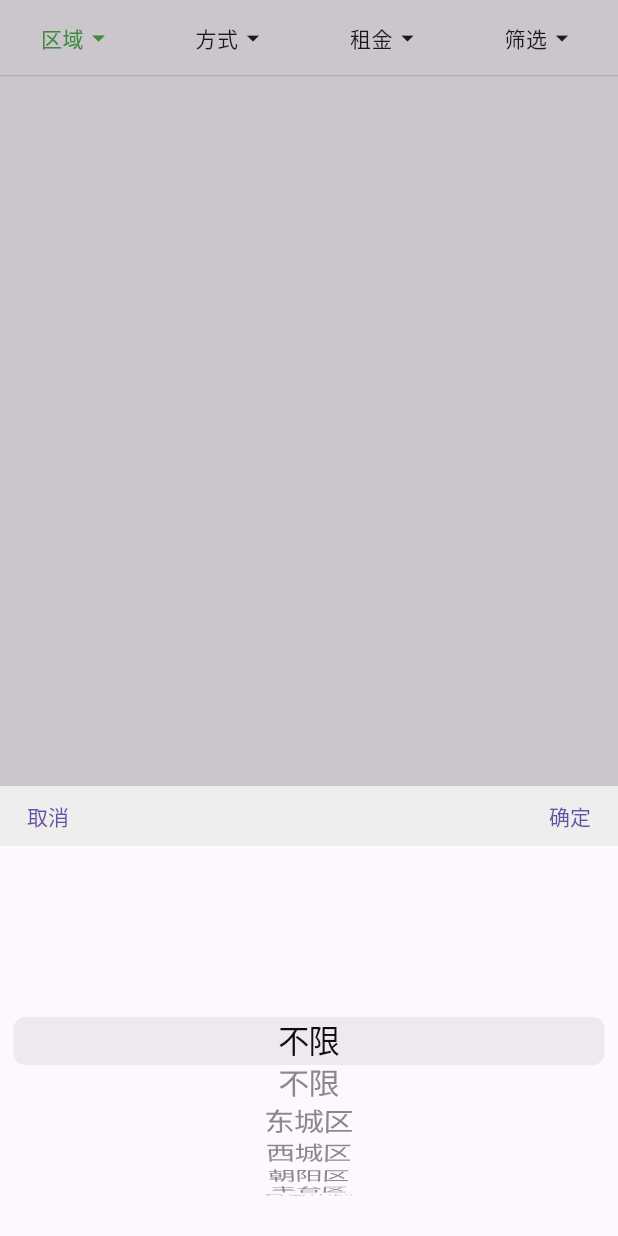
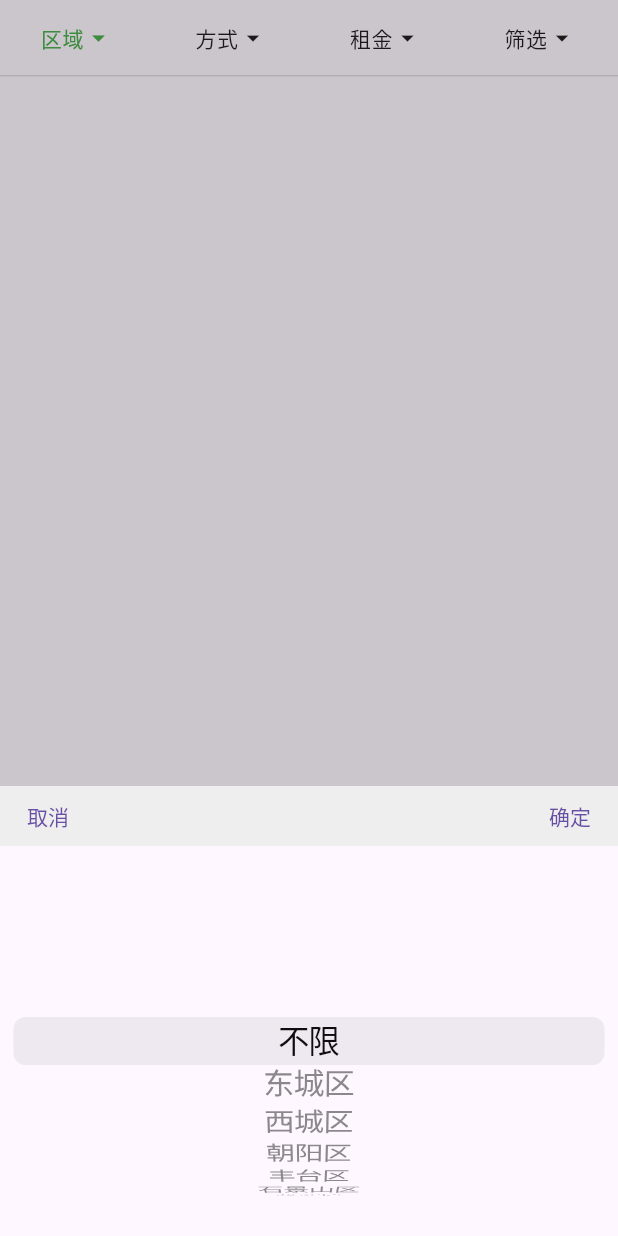
Before and after one commit to wstszx/hook_up_rent_migrated, a Flutter app: the FilterBar widget shown alone on an empty page, opened directly, after a tap on "区域", on a phone screen of 412 x 824 dp. Run offline on Flutter 3.47's test engine with Material 3 defaults, Android fonts, the phone set to English and light mode, and no system bars; our stand-ins replace cached_network_image, dio, fluro, flutter_swiper_null_safety, fluttertoast, geocoding and 4 more; missing offline and left inert: city_pickers; accounts and stored records are empty; network calls fail; project files that could hold a hidden picture were left out.

Commit message:
fix: 修复区域筛选出现重复'不限'选项的问题

```diff
--- a/lib/pages/home/tab_search/filter_bar/index.dart
+++ b/lib/pages/home/tab_search/filter_bar/index.dart
@@ -48,9 +48,7 @@ class _FilterBarState extends State<FilterBar> {
     final cityModel = ScopedModelHelper.getModel<CityModel>(context);
     String? currentCityNameFromModel = cityModel.city?.name;
 
-    List<file_data.GeneralType> dynamicAreaList = [
-      file_data.GeneralType('不限', 'area_any')
-    ];
+    List<file_data.GeneralType> dynamicAreaOptions; // 用于 CommonPicker 的选项
 
     if (currentCityNameFromModel != null && currentCityNameFromModel != '定位中...') {
       String normalizedCurrentCity = _normalizeCityName(currentCityNameFromModel);
@@ -58,12 +56,27 @@ class _FilterBarState extends State<FilterBar> {
         var cityInfo = file_data.cityAreaListData.firstWhere(
           (cityData) => _normalizeCityName(cityData.cityName) == normalizedCurrentCity,
         );
+        // 直接使用 cityInfo.districts，它已经包含了针对该城市的 "不限"
         if (cityInfo.districts.isNotEmpty) {
-          dynamicAreaList.addAll(cityInfo.districts);
+          dynamicAreaOptions = List<file_data.GeneralType>.from(cityInfo.districts);
+        } else {
+          // 如果城市存在但 districts 为空 (例如济源市等)，提供一个该城市特定的“不限”
+          // 或者一个更通用的 'area_any'，取决于产品设计
+          dynamicAreaOptions = [file_data.GeneralType('不限', '${normalizedCurrentCity}_area_any')];
         }
       } catch (e) {
-        print('City not found or no districts for: $currentCityNameFromModel (normalized: $normalizedCurrentCity). Error: $e');
+        // 如果未找到城市，提供一个通用的“不限”
+        print('City not found in cityAreaListData: $currentCityNameFromModel (normalized: $normalizedCurrentCity). Error: $e');
+        dynamicAreaOptions = [file_data.GeneralType('不限', 'area_any')];
       }
+    } else {
+      // 如果城市名为空或正在定位，也提供一个通用的“不限”
+      dynamicAreaOptions = [file_data.GeneralType('不限', 'area_any')];
+    }
+
+    // 确保 dynamicAreaOptions 至少有一个元素，以防万一
+    if (dynamicAreaOptions.isEmpty) {
+        dynamicAreaOptions = [file_data.GeneralType('不限', 'area_any')];
     }
 
     setState(() {
@@ -71,9 +84,9 @@ class _FilterBarState extends State<FilterBar> {
     });
 
     var result = CommonPicker.showPicker(
-      value: 0,
+      value: 0, // 默认选中第一个
       context: context,
-      options: dynamicAreaList.map((item) => item.name).toList(),
+      options: dynamicAreaOptions.map((item) => item.name).toList(),
     );
 
     if (result == null) {
@@ -88,7 +101,8 @@ class _FilterBarState extends State<FilterBar> {
       }
       if (mounted) {
         setState(() {
-          areaId = dynamicAreaList[index].id;
+          // 使用 dynamicAreaOptions 来获取选择的 ID
+          areaId = dynamicAreaOptions[index].id;
         });
       }
       _onChange();
@@ -209,6 +223,8 @@ class _FilterBarState extends State<FilterBar> {
     orientedList = file_data.orientedList;
     floorList = file_data.floorList;
 
+    // areaId 的初始值依赖 areaList，areaList 的初始值是 [GeneralType('不限', 'area_any')]
+    // 这是合理的，因为在用户首次与区域筛选交互前，它应该代表“不限区域”
     areaId = areaList.isNotEmpty ? areaList[0].id : 'area_any';
     rentTypeId = rentTypeList.isNotEmpty ? rentTypeList[0].id : 'rent_type_any';
     priceId = priceList.isNotEmpty ? priceList[0].id : 'price_any';
```
